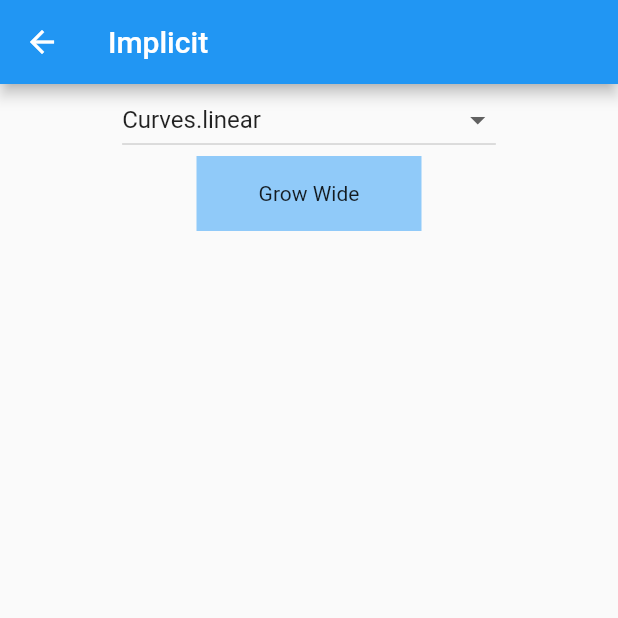
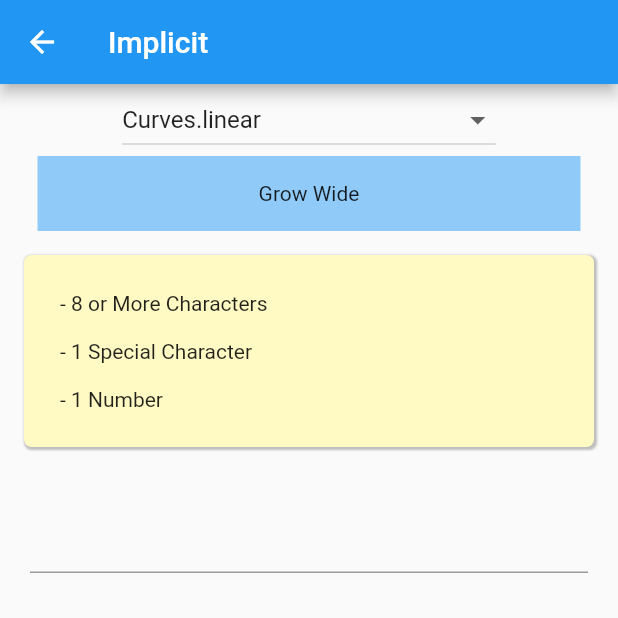
Before and after one commit to nateonguitar/flutter-animations, a Flutter app: the ImplicitPage screen opened by its route, on a phone screen of 412 x 824 dp, the top half of it. Run offline on Flutter 3.47's test engine with Material 2 defaults, Android fonts, the phone set to English and light mode, and no system bars.

Commit message:
password validation

```diff
--- a/lib/pages/implicit.dart
+++ b/lib/pages/implicit.dart
@@ -16,7 +16,6 @@ class ImplicitPage extends StatefulWidget {
 }
 
 class _ImplicitPageState extends State<ImplicitPage> {
-
   List<CurveListItem> _curves = [
     CurveListItem('Curves.bounceIn', Curves.bounceIn),
     CurveListItem('Curves.bounceInOut', Curves.bounceInOut),
@@ -59,16 +58,26 @@ class _ImplicitPageState extends State<ImplicitPage> {
     CurveListItem('Curves.linear', Curves.linear),
     CurveListItem('Curves.linearToEaseOut', Curves.linearToEaseOut),
     CurveListItem('Curves.slowMiddle', Curves.slowMiddle),
-
   ];
 
   Curve _selectedCurve = Curves.linear;
   bool _wideBox = false;
 
+  Map<String, bool> _passwordValidations = {
+    'length': false,
+    'special_char': false,
+    'number': false,
+  };
+
+  TextEditingController _textEditingController;
+
   @override
   void initState() {
     if (_selectedCurve == null) {
       _selectedCurve = _curves[0].value;
+    }
+    if (_textEditingController == null) {
+       _textEditingController = TextEditingController();
     }
     super.initState();
   }
@@ -85,8 +94,19 @@ class _ImplicitPageState extends State<ImplicitPage> {
         width: screenSize.width,
         child: Column(
           mainAxisAlignment: MainAxisAlignment.start,
+          mainAxisSize: MainAxisSize.min,
           children: [
-            DropdownButton(
+            _curvePicker(),
+            _growWideContainer(screenSize),
+            _passwordStrengthChecker(),
+          ],
+        ),
+      ),
+    );
+  }
+
+  Widget _curvePicker() {
+    return DropdownButton(
       value: _selectedCurve,
       items: _curves.map((CurveListItem c) {
         return DropdownMenuItem(
@@ -98,24 +118,133 @@ class _ImplicitPageState extends State<ImplicitPage> {
         _selectedCurve = value;
         setState(() {});
       },
-            ),
-            GestureDetector(
+    );
+  }
+
+  Widget _growWideContainer(Size screenSize) {
+    return GestureDetector(
       child: AnimatedContainer(
         duration: Duration(seconds: 1),
         curve: _selectedCurve,
         color: Colors.blue[200],
         height: 50,
-                width: _wideBox ? 50 : 150,
+        width: _wideBox ? 50 : screenSize.width - 50,
         child: Center(child: Text('Grow Wide')),
       ),
       onTap: () {
         _wideBox = !_wideBox;
         setState(() {});
       },
+    );
+  }
+
+  Widget _passwordStrengthChecker() {
+    const Color _crossoutColor = const Color(0xAAFF0000);
+    return Column(
+      children: [
+        Padding(
+          padding: const EdgeInsets.all(16),
+          child: Container(
+            width: double.infinity,
+            decoration: BoxDecoration(
+              color: Colors.yellow[100],
+              borderRadius: BorderRadius.circular(5),
+              boxShadow: [
+                BoxShadow(
+                  color: Colors.grey[400],
+                  offset: Offset(1, 1),
+                  spreadRadius: 0.5,
+                  blurRadius: 0.5,
+                ),
+              ],
+            ),
+            child: Padding(
+              padding: const EdgeInsets.all(16),
+              child: Column(
+                mainAxisSize: MainAxisSize.min,
+                mainAxisAlignment: MainAxisAlignment.start,
+                crossAxisAlignment: CrossAxisAlignment.start,
+                children: [
+                  Stack(
+                    alignment: Alignment.topCenter,
+                    children: [
+                      Padding(
+                        padding: const EdgeInsets.all(8.0),
+                        child: Text('- 8 or More Characters'),
+                      ),
+                      Positioned(
+                        top: 15,
+                        left: 0,
+                        child: AnimatedContainer(
+                          duration: Duration(milliseconds: 300),
+                          curve: _selectedCurve,
+                          color: _crossoutColor,
+                          height: 2,
+                          width: _passwordValidations['length'] ? 200 : 0,
+                        ),
+                      ),
+                    ],
+                  ),
+                  Stack(
+                    alignment: Alignment.topCenter,
+                    children: [
+                      Padding(
+                        padding: const EdgeInsets.all(8.0),
+                        child: Text('- 1 Special Character'),
+                      ),
+                      Positioned(
+                        top: 15,
+                        left: 0,
+                        child: AnimatedContainer(
+                          duration: Duration(milliseconds: 750),
+                          curve: _selectedCurve,
+                          color: _crossoutColor,
+                          height: 2,
+                          width: _passwordValidations['special_char'] ? 200 : 0,
+                        ),
+                      ),
+                    ],
+                  ),
+                  Stack(
+                    alignment: Alignment.topCenter,
+                    children: [
+                      Padding(
+                        padding: const EdgeInsets.all(8.0),
+                        child: Text('- 1 Number'),
+                      ),
+                      Positioned(
+                        top: 15,
+                        left: 0,
+                        child: AnimatedContainer(
+                          duration: Duration(milliseconds: 750),
+                          curve: _selectedCurve,
+                          color: _crossoutColor,
+                          height: 2,
+                          width: _passwordValidations['number'] ? 200 : 0,
+                        ),
+                      ),
+                    ],
                   ),
                 ],
               ),
             ),
+          ),
+        ),
+        Padding(
+          padding: const EdgeInsets.all(20),
+          child: TextFormField(
+            controller: _textEditingController,
+            onChanged: (String value) {
+              RegExp specialCharRegex = RegExp(r"[@$!%*#?&]");
+              RegExp numberRegex = RegExp(r"[0-9]");
+              _passwordValidations['length'] = value.length >= 8;
+              _passwordValidations['special_char'] = specialCharRegex.hasMatch(value);
+              _passwordValidations['number'] = numberRegex.hasMatch(value);
+              setState(() {});
+            },
+          ),
+        ),
+      ],
     );
   }
 }
```
Lines whose indentation alone changed are shown as unchanged.
